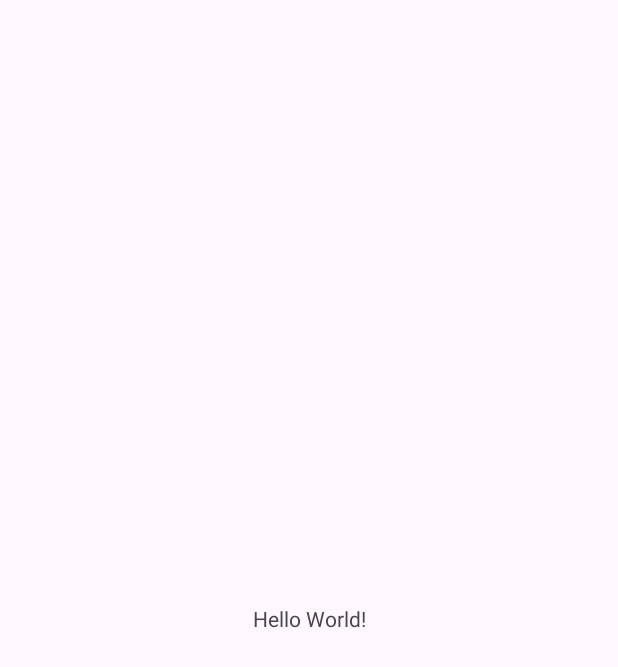
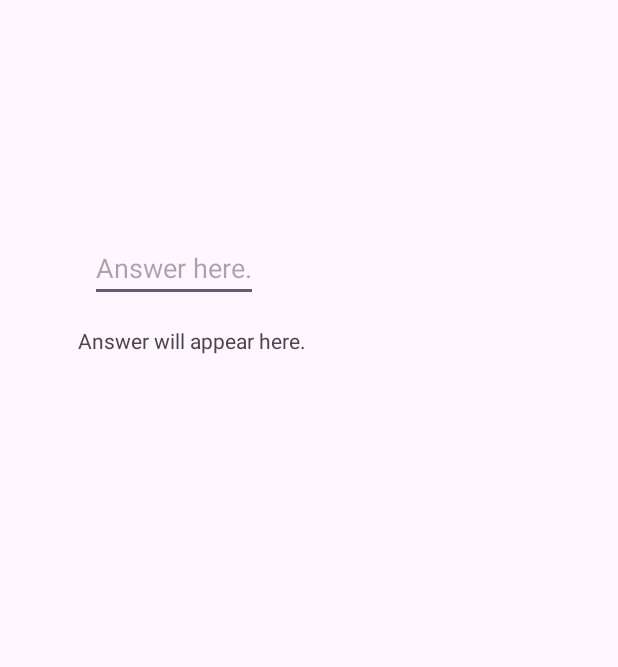
Before and after one commit to EdGA9001/EdwardGrant-AdamsonCOMP3000, an Android app: the screen it shows after launch (MainActivity), on a phone screen of 412 x 824 dp. Before the commit the part shown is almost empty. Shown: the top 667 px of the screen. Run offline under Robolectric (Android 15) with nearby library versions, the light colour scheme and no system bars.

Commit message:
puzzle text boxes fixed

```diff
--- a/app/src/main/res/layout/activity_main.xml
+++ b/app/src/main/res/layout/activity_main.xml
@@ -7,23 +7,37 @@
     android:layout_height="match_parent"
     tools:context=".MainActivity">
 
-    <!--
-    <EditText>
-    checking making changes works this time
-    </EditText>
-    -->
 
-    <!--
-    Another change to merge with main
-    -->
-
-    <TextView
+    <EditText
+        android:id="@+id/editText"
+        android:hint="Answer here."
+        app:layout_constraintHorizontal_bias="0.2"
+        app:layout_constraintVertical_bias="0.2"
         android:layout_width="wrap_content"
         android:layout_height="wrap_content"
-        android:text="Hello World!"
         app:layout_constraintBottom_toBottomOf="parent"
         app:layout_constraintEnd_toEndOf="parent"
         app:layout_constraintStart_toStartOf="parent"
-        app:layout_constraintTop_toTopOf="parent" />
+        app:layout_constraintTop_toTopOf="parent"
+        />
+
+    <TextView
+        android:id="@+id/textView"
+        android:text="Answer will appear here."
+        app:layout_constraintHorizontal_bias="0.2"
+        app:layout_constraintVertical_bias="0.27"
+        android:layout_width="wrap_content"
+        android:layout_height="wrap_content"
+        app:layout_constraintBottom_toBottomOf="parent"
+        app:layout_constraintEnd_toEndOf="parent"
+        app:layout_constraintStart_toStartOf="parent"
+        app:layout_constraintTop_toTopOf="parent"
+        />
+
+    <!--
+    <com.google.android.material.textfield.TextInputLayout
+        <com.google.android.material.textfield.TextInputEditText
+    </com.google.android.material.textfield.TextInputLayout>
+    -->
 
 </androidx.constraintlayout.widget.ConstraintLayout>
```
